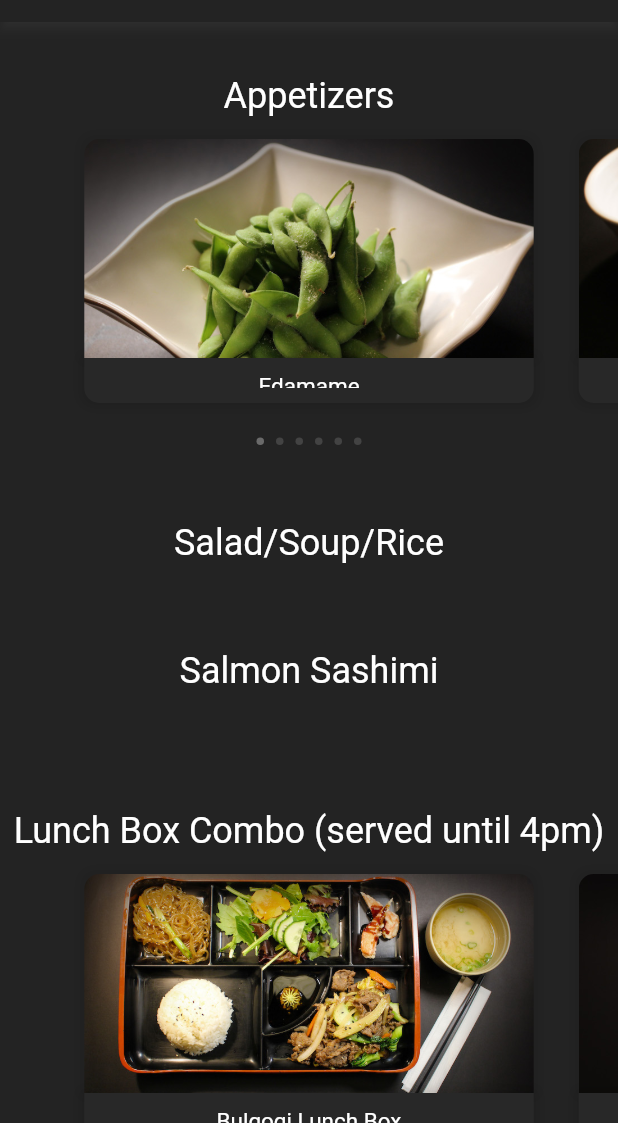
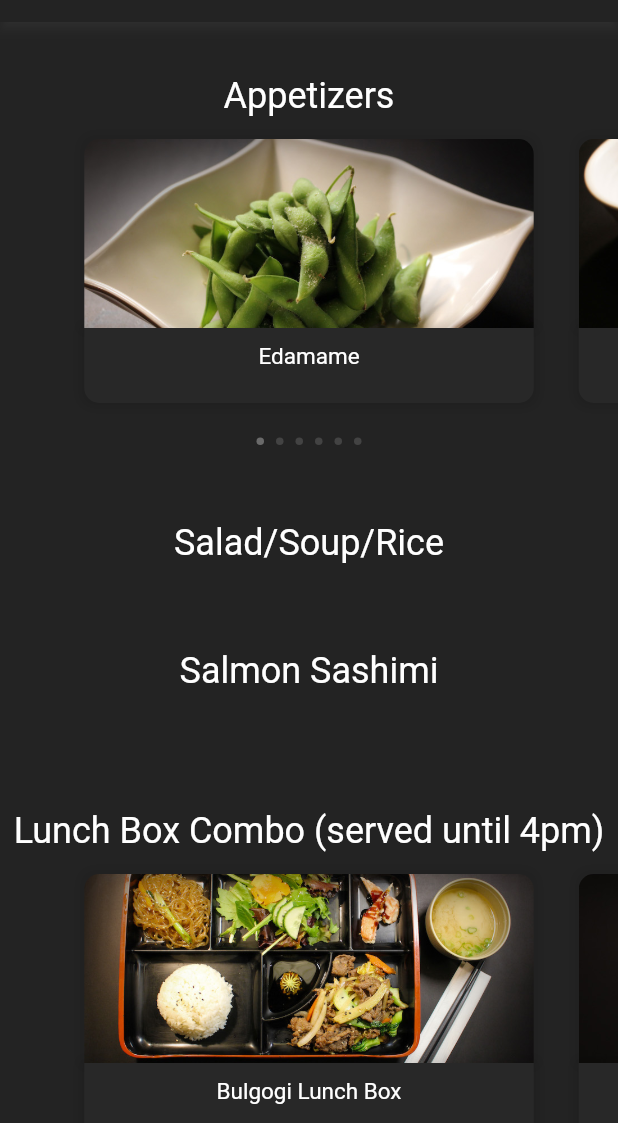
Before and after one commit to kiwiimenu/daonsushinew, a Flutter app: the screen it shows after launch, on a phone screen of 412 x 824 dp, the part 113-1236 px from its top. Run offline on Flutter 3.47's test engine with Material 2 defaults, Android fonts, the phone set to English and light mode, and no system bars; drawn by our look-alikes of carousel_slider; Roboto replaces fonts that are missing (--apple-system).

Commit message:
Fixed spacing + build web + firebase

```diff
--- a/lib/items.dart
+++ b/lib/items.dart
@@ -16,7 +16,7 @@ Container itemContainer(String itemname, String price, BuildContext context) {
           Container(
             // margin: const EdgeInsets.all(2),
             child: Container(
-              height: 30,
+              height: 50,
               alignment: Alignment.bottomCenter,
               padding: const EdgeInsets.all(10),
               decoration: BoxDecoration(
--- a/lib/setup.dart
+++ b/lib/setup.dart
@@ -41,7 +41,7 @@ Row nameprice(String name, String price, [String desc = ""]) {
         textAlign: TextAlign.right,
       )),
       const SizedBox(
-        height: 60,
+        height: 70,
       )
     ],
   );
```
Also changed, not shown: 1 other file.
